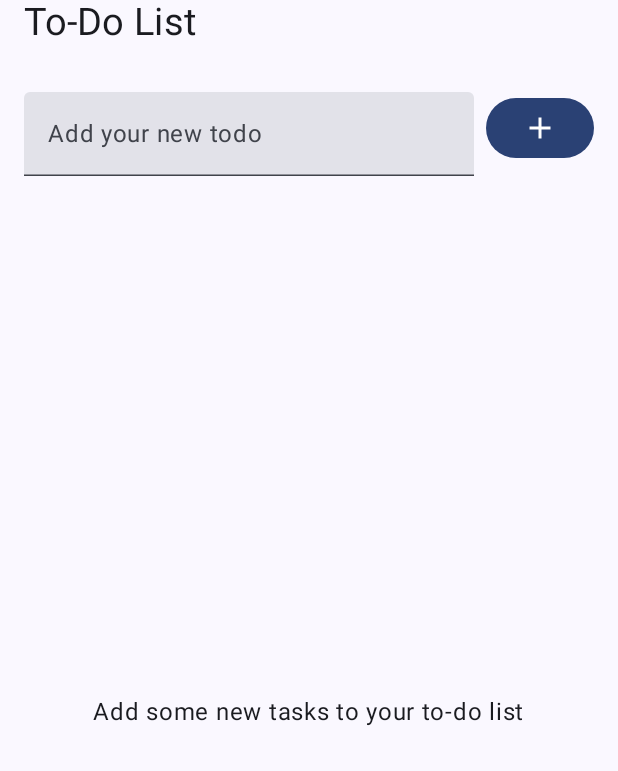
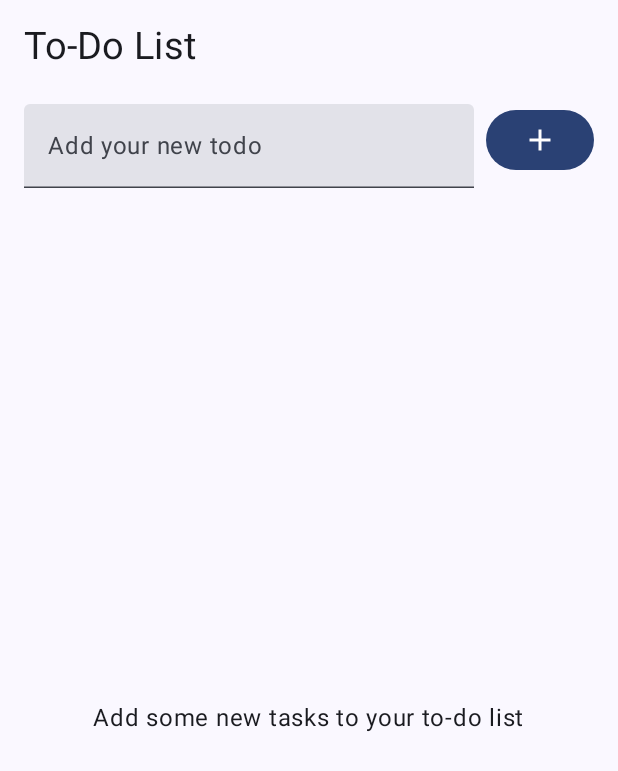
Before and after one commit to PARTHA7074/Todo-List-Jetpack-Compose, an Android app built with Jetpack Compose: the screen it shows after launch (MainActivity), on a phone screen of 412 x 824 dp. Shown: the top 771 px of the screen. Run offline under Robolectric (Android 15) with nearby library versions, the phone set to English and light mode, and no system bars; our stand-ins replace Room's generated code, livedata-compose.

Commit message:
Removed unnecessary code

```diff
--- a/app/src/main/java/com/partha/to_dopratilipi/activities/mainActivity/MainActivity.kt
+++ b/app/src/main/java/com/partha/to_dopratilipi/activities/mainActivity/MainActivity.kt
@@ -45,7 +45,6 @@ import androidx.compose.runtime.mutableIntStateOf
 import androidx.compose.runtime.mutableStateListOf
 import androidx.compose.runtime.mutableStateOf
 import androidx.compose.runtime.remember
-import androidx.compose.runtime.rememberCoroutineScope
 import androidx.compose.runtime.setValue
 import androidx.compose.ui.Alignment
 import androidx.compose.ui.Modifier
@@ -66,7 +65,6 @@ import com.partha.to_dopratilipi.ui.theme.TODOPratilipiTheme
 import com.partha.to_dopratilipi.util.DraggableItem
 import com.partha.to_dopratilipi.util.dragContainer
 import com.partha.to_dopratilipi.util.rememberDragDropState
-import kotlinx.coroutines.launch
 
 class MainActivity : ComponentActivity() {
     override fun onCreate(savedInstanceState: Bundle?) {
@@ -112,16 +110,12 @@ fun HomeScreen(modifier: Modifier = Modifier, viewModel: TaskViewModel = viewMod
         viewModel.insertTasks(tasks)
     })
 
-    Scaffold(
-        modifier = modifier
-    ) {
     Column(modifier = modifier.fillMaxSize()) {
         Text(
             text = "To-Do List",
             fontSize = 25.sp,
-                modifier = Modifier.padding(bottom = 8.dp, start = 16.dp, end = 16.dp)
+            modifier = Modifier.padding(top = 16.dp, bottom = 16.dp, start = 16.dp, end = 16.dp)
         )
-            Spacer(modifier = Modifier.height(16.dp))
 
         // New Task Input with Add Button
         Row(
@@ -207,7 +201,7 @@ fun HomeScreen(modifier: Modifier = Modifier, viewModel: TaskViewModel = viewMod
             onTextChange = { editedText = it }
         )
     }
-    }
+
 }
 
 
@@ -221,7 +215,6 @@ fun ListItem(
 ) {
     var offsetX by remember { mutableStateOf(0f) }
     val animatedOffsetX by animateFloatAsState(targetValue = offsetX)
-    val coroutineScope = rememberCoroutineScope()
 
     Box(
         modifier = Modifier
@@ -254,9 +247,7 @@ fun ListItem(
                         onDragEnd = {
                             if (offsetX < -200f) {
                                 // Trigger delete action
-                                coroutineScope.launch {
                                 onDelete()
-                                }
                             } else {
                                 // Reset the position if the swipe is not enough
                                 offsetX = 0f
```
Lines whose indentation alone changed are shown as unchanged.
